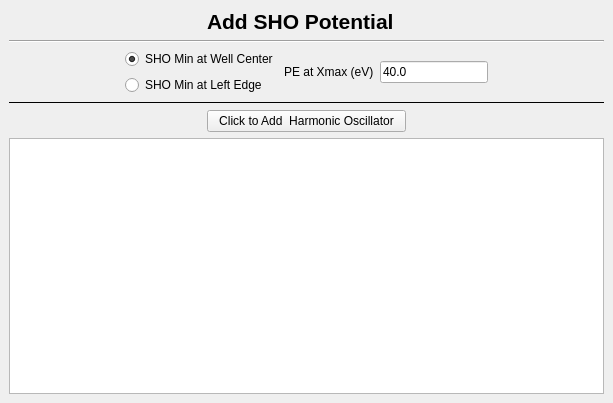
Old version of the form src/AddSHODock.ui in the repository dukecld/QuantumWell.
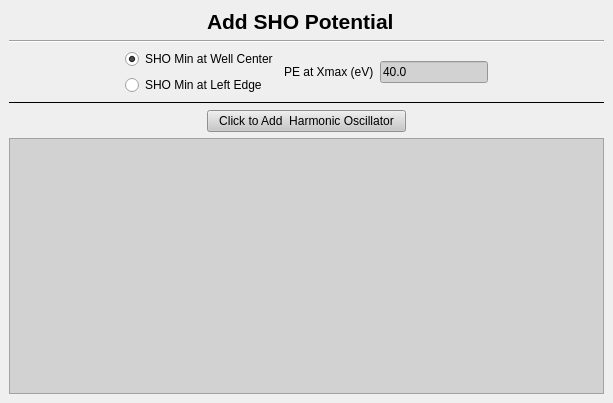
New version of the form.

What changed in the file:
```diff
--- a/src/AddSHODock.ui
+++ b/src/AddSHODock.ui
@@ -16,6 +16,25 @@
     <height>336</height>
    </size>
   </property>
+  <property name="styleSheet">
+   <string notr="true">
+QLineEdit, QTextEdit, QComboBox
+{
+	
+	
+	background-color: rgb(210, 210, 210);
+}
+QPushButton
+{
+	
+	background-color: rgb(200, 200, 200);
+}
+QLabel
+{
+
+}
+</string>
+  </property>
   <property name="features">
    <set>QDockWidget::DockWidgetFloatable|QDockWidget::DockWidgetMovable</set>
   </property>
```
